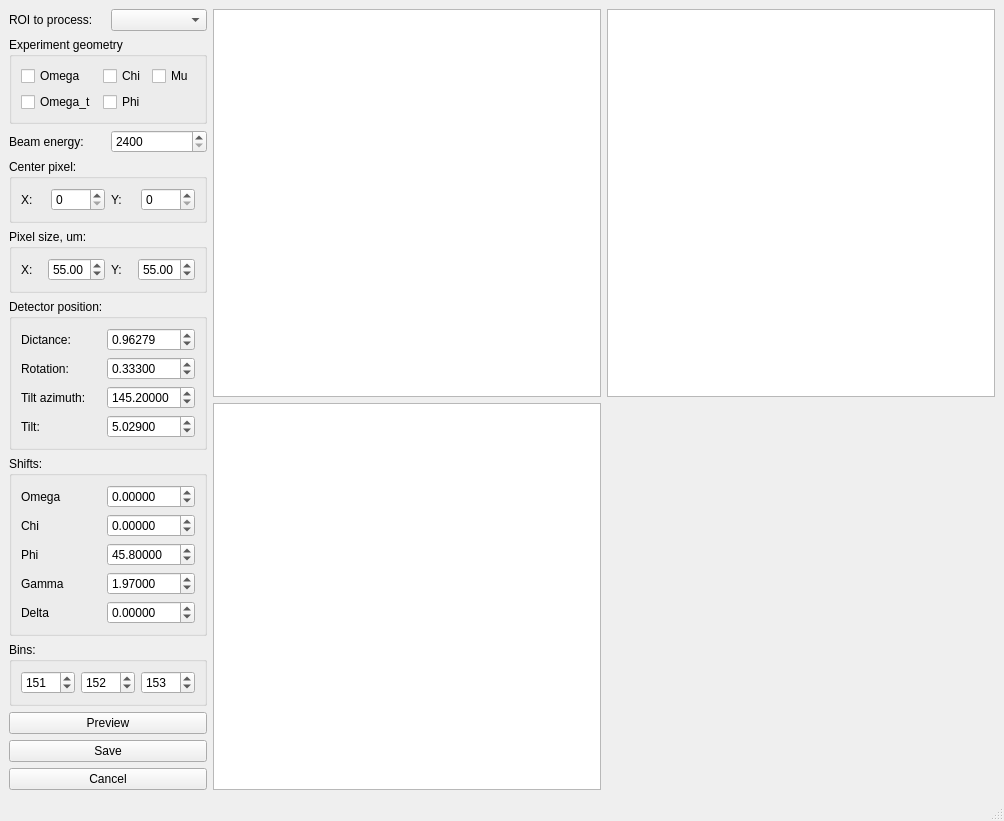
Before: the Qt Designer form src/uis/converter.ui in yamedvedya/data_viewer, drawn with Qt 5.
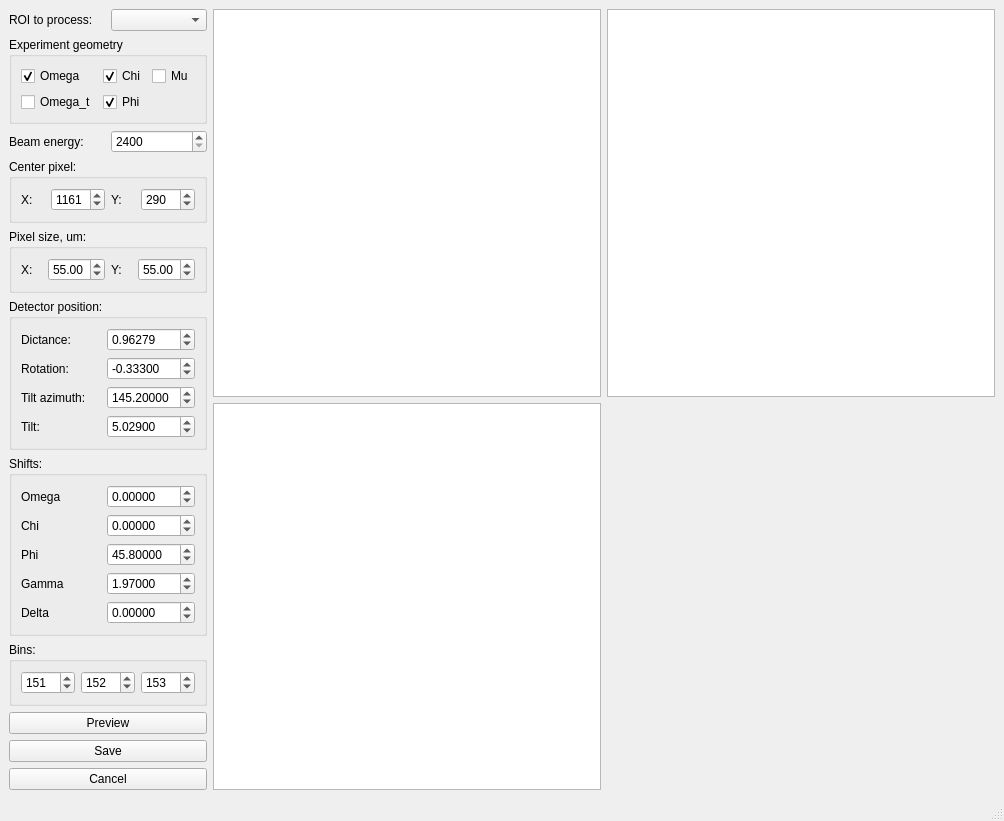
After: the same form once the commit is applied. Custom widgets are drawn as their Qt base class.

Commit message: trying converter

The edit to the form file:
```diff
--- a/src/uis/converter.ui
+++ b/src/uis/converter.ui
@@ -42,6 +42,9 @@
            <property name="text">
             <string>Omega</string>
            </property>
+           <property name="checked">
+            <bool>true</bool>
+           </property>
           </widget>
          </item>
          <item row="1" column="1">
@@ -49,6 +52,9 @@
            <property name="text">
             <string>Chi</string>
            </property>
+           <property name="checked">
+            <bool>true</bool>
+           </property>
           </widget>
          </item>
          <item row="1" column="2">
@@ -63,6 +69,9 @@
            <property name="text">
             <string>Phi</string>
            </property>
+           <property name="checked">
+            <bool>true</bool>
+           </property>
           </widget>
          </item>
          <item row="2" column="0">
@@ -130,7 +139,7 @@
             <number>1</number>
            </property>
            <property name="value">
-            <number>0</number>
+            <number>1161</number>
            </property>
           </widget>
          </item>
@@ -156,7 +165,7 @@
             <number>1</number>
            </property>
            <property name="value">
-            <number>0</number>
+            <number>290</number>
            </property>
           </widget>
          </item>
@@ -260,7 +269,7 @@
             <double>360.000000000000000</double>
            </property>
            <property name="value">
-            <double>0.333000000000000</double>
+            <double>-0.333000000000000</double>
            </property>
           </widget>
          </item>
```
Left out of the diff: 5 changed lines with no effect on the pictures. The commit also changes 3 other files.
